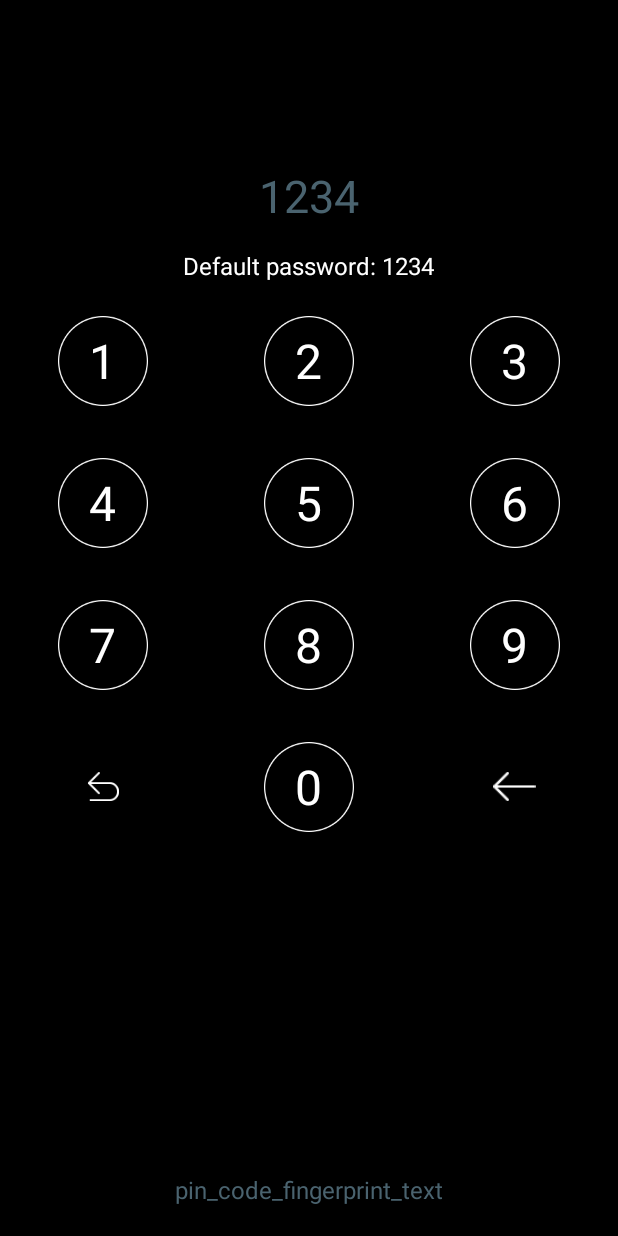
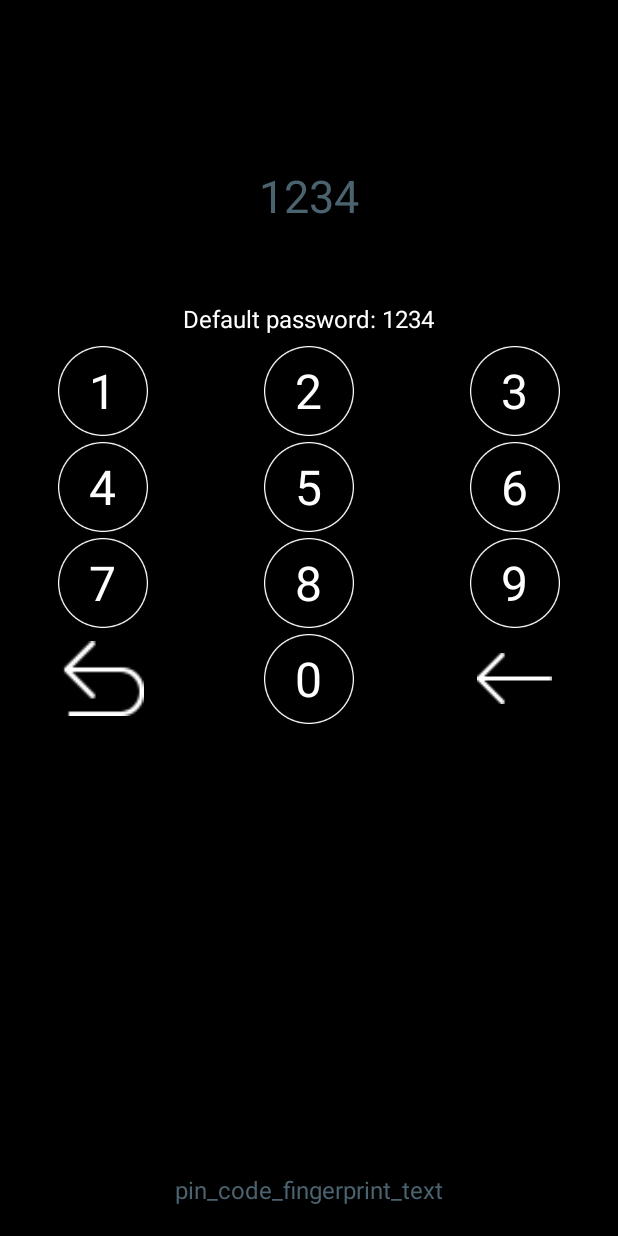
Before and after one commit to KyleCe/ScreenLocker2, an Android app: the layout password_pin_code.xml on its own in the app's theme, with its tools: preview values and no code run, on a phone screen of 412 x 824 dp. Run offline under Robolectric (Android 15) with nearby library versions, the phone set to English and light mode, and no system bars.

```diff
--- a/app/src/main/res/values/dimens.xml
+++ b/app/src/main/res/values/dimens.xml
@@ -5,10 +5,14 @@
 
     <!--for screen lock password-->
     <dimen name="keyboard_button_text_size">32sp</dimen>
-    <dimen name="keyboard_button_padding">15dp</dimen>
-    <dimen name="keyboard_button_ripple_padding">30dp</dimen>
-    <dimen name="pin_code_round_size">12dp</dimen>
-    <dimen name="pin_code_round_margin">10dp</dimen>
+    <dimen name="keyboard_button_size">68dp</dimen>
+    <dimen name="keyboard_button_padding">0dp</dimen>
+    <dimen name="keyboard_button_ripple_padding">3dp</dimen>
+    <dimen name="pin_code_back_delete_margin">54dp</dimen>
+    <dimen name="pin_code_back_delete_size">25dp</dimen>
+    <dimen name="pin_code_row_gap">20dp</dimen>
+    <dimen name="pin_code_round_size">10dp</dimen>
+    <dimen name="pin_code_round_margin">15dp</dimen>
     <dimen name="light_gray_bar_margin_top">20dp</dimen>
     <dimen name="light_gray_bar_margin_bottom">5dp</dimen>
     <dimen name="light_gray_bar_margin_sides">50dp</dimen>
@@ -17,5 +21,6 @@
     <dimen name="pin_code_elements_margin">5dp</dimen>
     <dimen name="activity_pin_code_padding">20dp</dimen>
     <dimen name="pin_code_logo_margin">30dp</dimen>
-    <dimen name="pin_code_round_top_margin">10dp</dimen>
+    <dimen name="pin_code_round_top_margin_top">13dp</dimen>
+    <dimen name="pin_code_round_top_margin">45dp</dimen>
 </resources>
```
